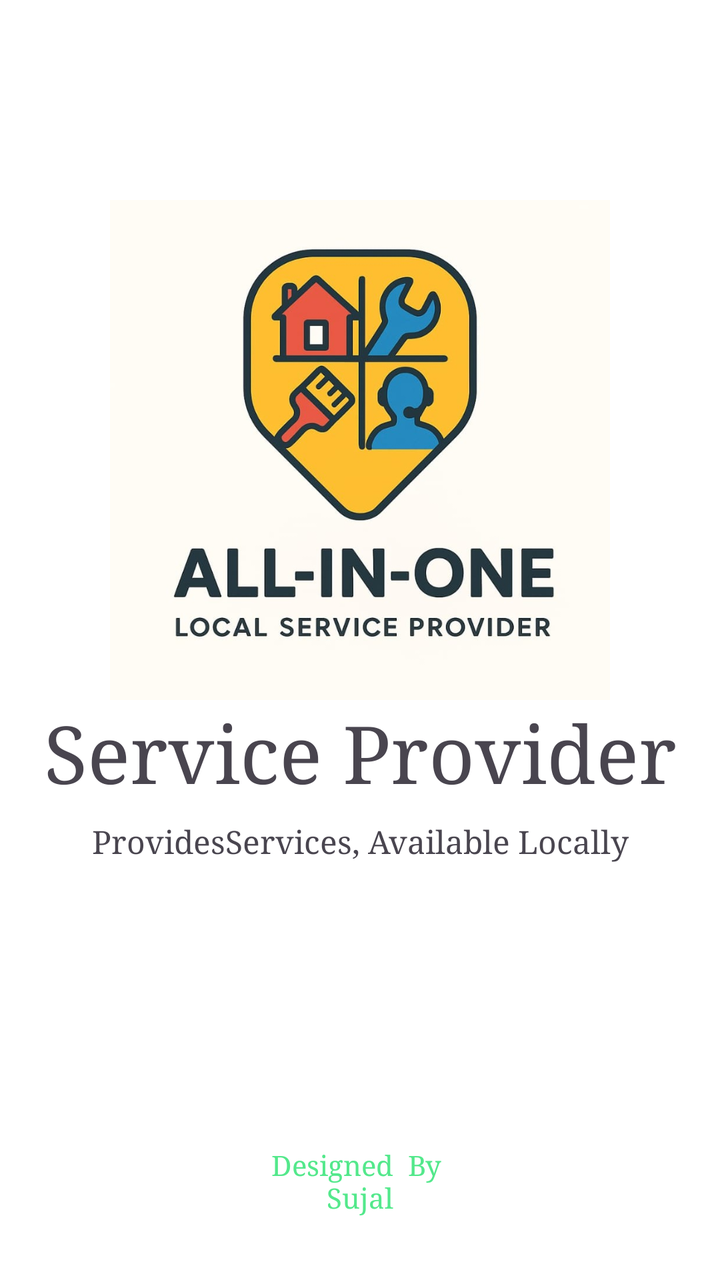
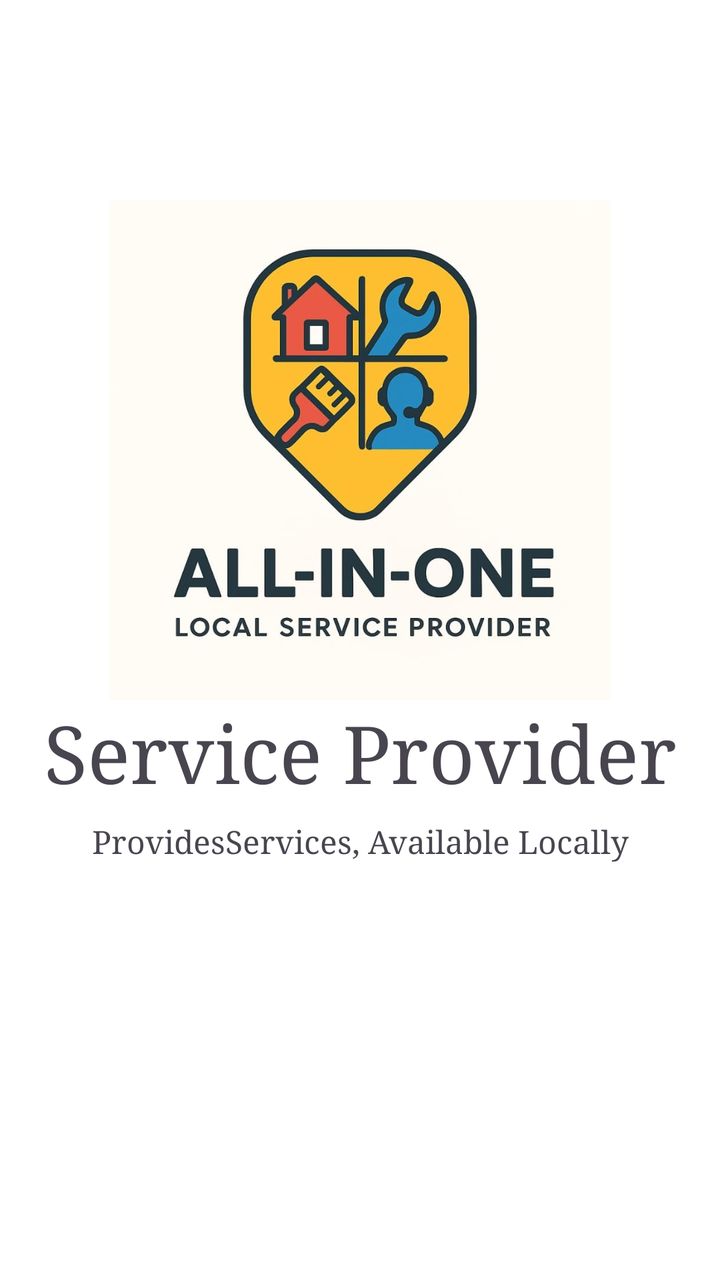

An Android layout rendered at two revisions. The XML below is the earlier revision; the diff shows what the commit changed to produce the second picture.
<!-- AndroidManifest.xml: application theme Theme.ServiceProvider -->
<!-- res/layout/activity_splash.xml -->
<?xml version="1.0" encoding="utf-8"?>
<androidx.constraintlayout.widget.ConstraintLayout xmlns:android="http://schemas.android.com/apk/res/android"
    xmlns:app="http://schemas.android.com/apk/res-auto"
    xmlns:tools="http://schemas.android.com/tools"
    android:id="@+id/main"
    android:background="@color/white"
    android:layout_width="match_parent"
    android:layout_height="match_parent"
    tools:context=".Splash_Activity">

    <ImageView
        android:id="@+id/imageView2"
        android:layout_width="250dp"
        android:layout_height="250dp"
        android:layout_marginTop="100dp"
        app:layout_constraintEnd_toEndOf="parent"
        app:layout_constraintStart_toStartOf="parent"
        app:layout_constraintTop_toTopOf="parent"
        app:srcCompat="@drawable/logo" />

    <TextView
        android:id="@+id/textView"
        android:layout_width="wrap_content"
        android:layout_height="wrap_content"
        android:fontFamily="serif"
        android:text="Service Provider"
        android:textSize="40sp"
        app:layout_constraintEnd_toEndOf="parent"
        app:layout_constraintStart_toStartOf="parent"
        app:layout_constraintTop_toBottomOf="@+id/imageView2" />

    <TextView
        android:id="@+id/textView2"
        android:layout_width="wrap_content"
        android:layout_height="wrap_content"
        android:layout_marginTop="8dp"
        android:fontFamily="serif"
        android:text="ProvidesServices, Available Locally"
        android:textSize="16sp"
        app:layout_constraintEnd_toEndOf="@+id/textView"
        app:layout_constraintStart_toStartOf="@+id/textView"
        app:layout_constraintTop_toBottomOf="@+id/textView" />

    <TextView
        android:id="@+id/textView3"
        android:layout_width="wrap_content"
        android:layout_height="wrap_content"
        android:layout_marginBottom="32dp"
        android:fontFamily="serif"
        android:text="Designed  By \nSujal"
        android:textAlignment="center"
        android:textColor="@color/start"
        app:layout_constraintBottom_toBottomOf="parent"
        app:layout_constraintEnd_toEndOf="parent"
        app:layout_constraintStart_toStartOf="parent" />
</androidx.constraintlayout.widget.ConstraintLayout>
<!-- resources referenced by this layout -->
<resources>
  <color name="start">#53E88B</color>
  <color name="white">#FFFFFFFF</color>
  <!-- drawable logo: jpg bitmap (drawable, 74472 bytes) -->
  <style name="Theme.ServiceProvider" parent="Base.Theme.ServiceProvider" />
  <style name="Base.Theme.ServiceProvider" parent="Theme.Material3.DayNight.NoActionBar">
          
          
      </style>
</resources>

<!-- the commit's change to res/layout/activity_splash.xml (unified diff, before → after) -->
@@ -41,16 +41,4 @@
         app:layout_constraintStart_toStartOf="@+id/textView"
         app:layout_constraintTop_toBottomOf="@+id/textView" />
 
-    <TextView
-        android:id="@+id/textView3"
-        android:layout_width="wrap_content"
-        android:layout_height="wrap_content"
-        android:layout_marginBottom="32dp"
-        android:fontFamily="serif"
-        android:text="Designed  By \nSujal"
-        android:textAlignment="center"
-        android:textColor="@color/start"
-        app:layout_constraintBottom_toBottomOf="parent"
-        app:layout_constraintEnd_toEndOf="parent"
-        app:layout_constraintStart_toStartOf="parent" />
 </androidx.constraintlayout.widget.ConstraintLayout>
<!-- resource entries referenced after the edit -->
@@ -1,6 +1,5 @@
 <!-- resources referenced by this layout -->
 <resources>
-  <color name="start">#53E88B</color>
   <color name="white">#FFFFFFFF</color>
   <!-- drawable logo: jpg bitmap (drawable, 74472 bytes) -->
   <style name="Theme.ServiceProvider" parent="Base.Theme.ServiceProvider" />
